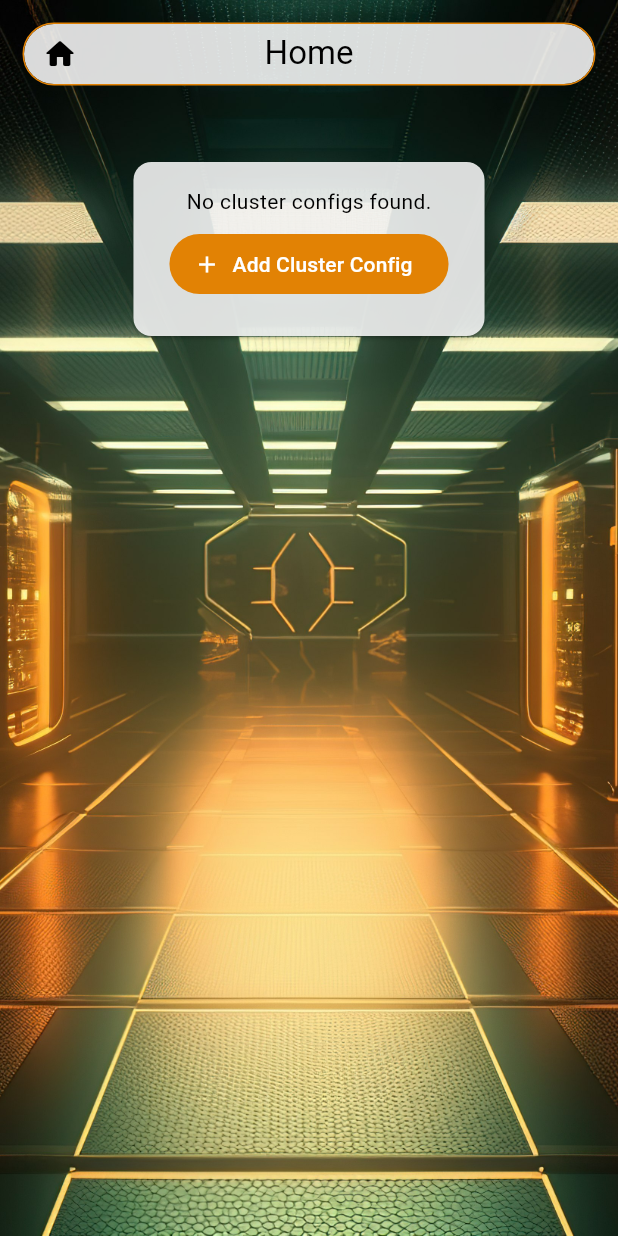
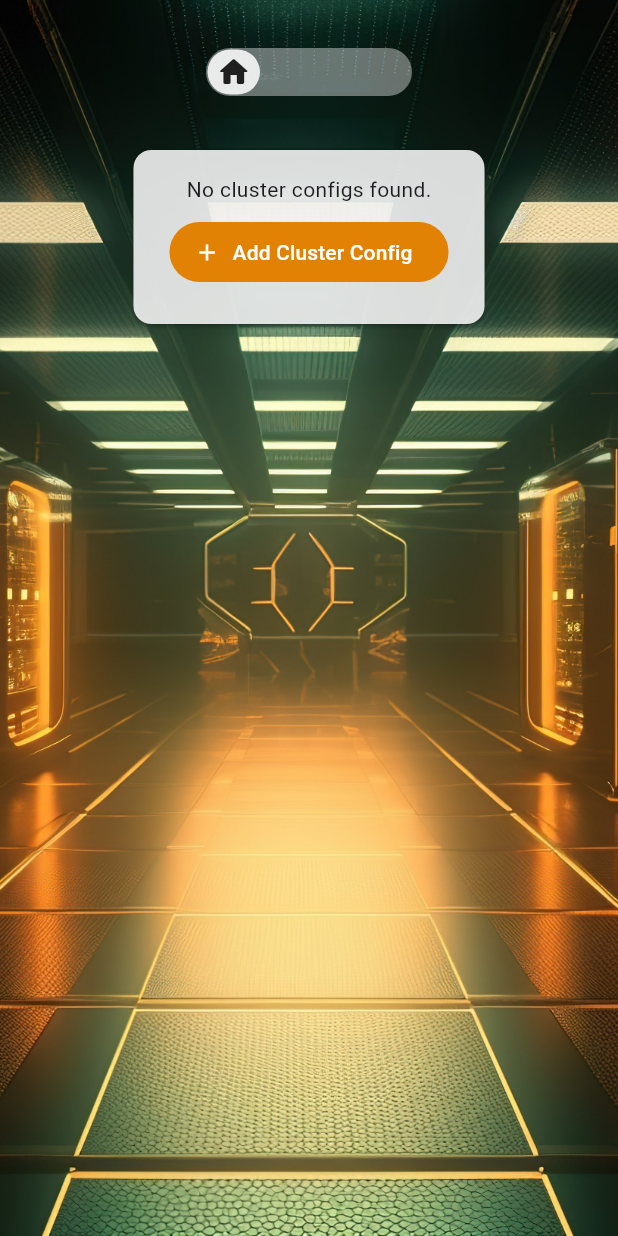
Before and after one commit to m3talsmith/herd, a Flutter app: the screen it shows after launch, after a tap on the "home" icon, on a phone screen of 412 x 824 dp. Run offline on Flutter 3.47's test engine with Material 3 defaults, Android fonts, the phone set to English and light mode, and no system bars; our stand-ins replace flutter_riverpod, google_fonts, shared_preferences, yaml; missing offline and left inert: humanizer, kuberneteslib; Roboto replaces fonts that are missing (Kanit).

Commit message:
Loads of layout related widgets

```diff
--- a/lib/app_theme_data.dart
+++ b/lib/app_theme_data.dart
@@ -1,9 +1,11 @@
 import 'package:flutter/material.dart';
+import 'package:google_fonts/google_fonts.dart';
 
-const Color primaryColor = Color.fromARGB(255, 226, 130, 4);
-const Color secondaryColor = Color.fromARGB(255, 255, 224, 183);
-const Color tertiaryColor = Color.fromARGB(255, 1, 109, 77);
+const Color primaryColor = Color.fromRGBO(226, 130, 4, 1);
+const Color secondaryColor = Color.fromRGBO(255, 224, 183, 1);
+const Color tertiaryColor = Color.fromRGBO(0, 65, 45, 1);
 const Color containerColor = Color.fromRGBO(255, 255, 255, 0.85);
+final TextTheme textTheme = GoogleFonts.kanitTextTheme();
 
 class AppThemeData {
   static ThemeData get theme => ThemeData(
@@ -40,5 +42,6 @@ class AppThemeData {
         dialogTheme: const DialogTheme(
           backgroundColor: containerColor,
         ),
+        textTheme: textTheme,
       );
 }
--- a/lib/views/config/view.dart
+++ b/lib/views/config/view.dart
@@ -25,10 +25,10 @@ class ConfigView extends ConsumerWidget {
         child: StaggeredGrid.count(
           crossAxisSpacing: 16,
           mainAxisSpacing: 16,
-          crossAxisCount: size.width ~/ 250,
+          crossAxisCount: size.width ~/ 300,
           children: contexts
               .map((e) => ScaffoldListTile(
-                    title: Text(e.name),
+                    title: e.name,
                     onTap: () => Navigator.of(context).push(
                       MaterialPageRoute(
                         builder: (context) => ConfigContextView(
--- a/lib/views/home/home.dart
+++ b/lib/views/home/home.dart
@@ -9,7 +9,9 @@ import '../config/view.dart';
 import '../shared/app/header_bar.dart';
 import '../shared/app/list_tile.dart';
 import '../shared/app/scaffold.dart';
+import '../shared/app/scaffold_action.dart';
 import '../shared/app/scaffold_container.dart';
+import '../shared/app/scaffold_page_route_builder.dart';
 
 class HomeView extends ConsumerStatefulWidget {
   const HomeView({super.key});
@@ -53,10 +55,11 @@ class _HomeViewState extends ConsumerState<HomeView> {
                           action: HeaderBarAction(
                             icon: Icons.add,
                             label: 'Add Cluster Config',
-                            onPressed: () => Navigator.push(
-                              context,
-                              MaterialPageRoute(
-                                builder: (context) => const ConfigCreate(),
+                            onPressed: () => Navigator.of(context).push(
+                              ScaffoldPageRouteBuilder(
+                                pageBuilder:
+                                    (context, animation, secondaryAnimation) =>
+                                        const ConfigCreate(),
                               ),
                             ),
                           ),
@@ -66,9 +69,7 @@ class _HomeViewState extends ConsumerState<HomeView> {
                           children: configs.valueOrNull!
                               .map(
                                 (e) => ScaffoldListTile(
-                                  title: Text(
-                                    e.name!,
-                                  ),
+                                  title: e.name!,
                                   trailing: ConfigMenu(config: e),
                                   onTap: () {
                                     final navigator = Navigator.of(context);
@@ -76,8 +77,10 @@ class _HomeViewState extends ConsumerState<HomeView> {
                                         .read(currentConfigProvider.notifier)
                                         .setConfig(e);
                                     navigator.push(
-                                      MaterialPageRoute(
-                                        builder: (context) => ConfigView(
+                                      ScaffoldPageRouteBuilder(
+                                        pageBuilder: (context, animation,
+                                                secondaryAnimation) =>
+                                            ConfigView(
                                           config: e,
                                         ),
                                       ),
--- a/lib/views/shared/app/scaffold.dart
+++ b/lib/views/shared/app/scaffold.dart
@@ -20,7 +20,6 @@ class AppScaffold extends ConsumerWidget {
   @override
   Widget build(BuildContext context, WidgetRef ref) {
     final size = MediaQuery.of(context).size;
-    const padding = 32.0;
 
     return Scaffold(
       body: Container(
@@ -40,10 +39,7 @@ class AppScaffold extends ConsumerWidget {
                 actions: actions,
                 onRefresh: onRefresh,
               ),
-              Padding(
-                padding: const EdgeInsets.all(padding),
-                child: child,
-              ),
+              child,
             ],
           ),
         ),
--- /dev/null
+++ b/lib/views/shared/app/scaffold_action.dart
@@ -0,0 +1,53 @@
+import 'package:flutter/material.dart';
+
+import 'scaffold_container.dart';
+
+class ScaffoldAction extends StatelessWidget {
+  const ScaffoldAction({
+    super.key,
+    required this.icon,
+    this.label,
+    this.onPressed,
+    this.color,
+    this.iconColor,
+    this.labelColor,
+  });
+
+  final Color? color;
+  final IconData icon;
+  final Color? iconColor;
+  final String? label;
+  final Color? labelColor;
+  final VoidCallback? onPressed;
+
+  @override
+  Widget build(BuildContext context) {
+    final fontSize = Theme.of(context).textTheme.titleLarge!.fontSize!;
+    final multiplier = fontSize * 1.5;
+    final width = label != null ? (label!.length + 1) * multiplier : multiplier;
+    final height = fontSize + 10;
+
+    return InkWell(
+      onTap: onPressed,
+      child: ScaffoldContainer(
+        width: width,
+        height: height,
+        color: color ?? Colors.transparent,
+        child: Row(
+          mainAxisAlignment: MainAxisAlignment.center,
+          crossAxisAlignment: CrossAxisAlignment.center,
+          children: [
+            Icon(icon, color: iconColor),
+            if (label != null)
+              Text(
+                label!,
+                style: Theme.of(context).textTheme.titleLarge!.copyWith(
+                      color: labelColor,
+                    ),
+              ),
+          ],
+        ),
+      ),
+    );
+  }
+}
--- a/lib/views/shared/app/scaffold_container.dart
+++ b/lib/views/shared/app/scaffold_container.dart
@@ -1,26 +1,51 @@
 import 'package:flutter/material.dart';
 
 class ScaffoldContainer extends StatelessWidget {
-  const ScaffoldContainer({super.key, this.child});
+  const ScaffoldContainer({
+    super.key,
+    this.child,
+    this.color,
+    this.borderColor,
+    this.borderRadius,
+    this.borderWidth,
+    this.padding,
+    this.margin,
+    this.height,
+    this.width,
+  });
 
   final Widget? child;
+  final Color? color;
+  final Color? borderColor;
+  final BorderRadius? borderRadius;
+  final double? borderWidth;
+  final EdgeInsets? padding;
+  final EdgeInsets? margin;
+  final double? height;
+  final double? width;
 
   @override
   Widget build(BuildContext context) {
-    return Container(
+    return Padding(
+      padding: margin ?? EdgeInsets.zero,
+      child: Container(
+        height: height,
+        width: width,
         decoration: BoxDecoration(
-        color: Theme.of(context).colorScheme.surface,
-        borderRadius: BorderRadius.circular(20.0),
+          color: color ?? Theme.of(context).colorScheme.surface,
+          borderRadius: borderRadius ?? BorderRadius.circular(20.0),
           border: Border.all(
-          color: Theme.of(context).colorScheme.primary,
+            color: borderColor ?? Colors.transparent,
+            width: borderWidth ?? 1.0,
           ),
         ),
         child: child != null
             ? Padding(
-              padding: const EdgeInsets.all(8.0),
+                padding: padding ?? EdgeInsets.zero,
                 child: child,
               )
             : const SizedBox.shrink(),
+      ),
     );
   }
 }
--- /dev/null
+++ b/lib/views/shared/app/scaffold_page_route_builder.dart
@@ -0,0 +1,19 @@
+import 'package:flutter/material.dart';
+
+class ScaffoldPageRouteBuilder extends PageRouteBuilder {
+  ScaffoldPageRouteBuilder({
+    required super.pageBuilder,
+  }) : super(
+          transitionsBuilder: (context, animation, secondaryAnimation, child) =>
+              SizeTransition(
+            sizeFactor: animation,
+            child: child,
+          ),
+        );
+
+  @override
+  Widget buildTransitions(BuildContext context, Animation<double> animation,
+      Animation<double> secondaryAnimation, Widget child) {
+    return child;
+  }
+}
--- a/lib/views/shared/app/top_bar.dart
+++ b/lib/views/shared/app/top_bar.dart
@@ -2,6 +2,9 @@ import 'package:flutter/material.dart';
 import 'package:flutter_riverpod/flutter_riverpod.dart';
 
 import '../../home/home.dart';
+import 'scaffold_action.dart';
+import 'scaffold_container.dart';
+import 'scaffold_page_route_builder.dart';
 
 class TopBarView extends ConsumerWidget {
   const TopBarView({
@@ -17,69 +20,56 @@ class TopBarView extends ConsumerWidget {
 
   @override
   Widget build(BuildContext context, WidgetRef ref) {
-    final size = MediaQuery.of(context).size;
-    const padding = 16.0;
     final navigator = Navigator.of(context);
+
     final canPop = navigator.canPop();
+    final listedActions = <Widget>[
+      if (canPop)
+        ScaffoldAction(
+          color: Theme.of(context).colorScheme.primary,
+          iconColor: Theme.of(context).colorScheme.onPrimary,
+          labelColor: Theme.of(context).colorScheme.onPrimary,
+          icon: Icons.arrow_back,
+          onPressed: () => navigator.pop(),
+        ),
+      if (actions.isNotEmpty) ...actions,
+    ];
+
     final canDisplay =
         (canPop || onRefresh != null) || title != null || actions.isNotEmpty;
+    final fontSize = Theme.of(context).textTheme.titleLarge!.fontSize!;
+
+    final width = MediaQuery.of(context).size.width;
+    final barHeight = fontSize + 10;
 
     return canDisplay
-        ? Padding(
-            padding: const EdgeInsets.all(padding),
-            child: Container(
-              width: size.width - padding,
-              height: 40,
-              decoration: BoxDecoration(
-                color: Theme.of(context).cardTheme.color,
-                borderRadius: BorderRadius.circular(20.0),
-                border: Border.all(
-                  color: Theme.of(context).colorScheme.primary,
-                  strokeAlign: BorderSide.strokeAlignOutside,
-                ),
-              ),
-              child: Stack(
-                children: [
-                  if (title != null)
-                    Positioned(
-                      top:
-                          Theme.of(context).textTheme.titleLarge!.fontSize! / 4,
-                      left: 0,
-                      right: 0,
-                      child: Text(
-                        title!,
-                        style: Theme.of(context).textTheme.titleLarge,
-                        textAlign: TextAlign.center,
-                      ),
-                    ),
-                  Positioned(
-                    top: Theme.of(context).textTheme.titleLarge!.fontSize! / 4,
-                    left: 0,
-                    right: 0,
-                    child: Row(
-                      children: [
-                        Row(
-                          mainAxisAlignment: MainAxisAlignment.end,
-                          mainAxisSize: MainAxisSize.min,
-                          children: actions,
-                        ),
+        ? ScaffoldContainer(
+            margin: const EdgeInsets.all(32.0),
+            height: barHeight,
+            width: width / 3,
+            color: Theme.of(context).colorScheme.surface.withAlpha(100),
+            child: Row(
+              // mainAxisAlignment: MainAxisAlignment.spaceBetween,
+              children: [
+                ScaffoldContainer(
+                  height: barHeight,
+                  borderRadius: BorderRadius.circular(20),
+                  child: Row(
+                    mainAxisSize: MainAxisSize.max,
+                    children: [
+                      if (listedActions.isNotEmpty) ...[
+                        ...listedActions,
+                        SizedBox(width: fontSize * 0.5),
                       ],
-                    ),
-                  ),
-                  Row(
-                    children: [
-                      if (canPop)
-                        IconButton(
-                          onPressed: () => navigator.pop(),
-                          icon: const Icon(Icons.arrow_back),
-                        ),
-                      IconButton(
+                      ScaffoldAction(
+                        icon: Icons.home_rounded,
                         onPressed: () => Navigator.of(context).pushReplacement(
-                          MaterialPageRoute(
-                            builder: (context) => const HomeView(),
+                          ScaffoldPageRouteBuilder(
+                            pageBuilder:
+                                (context, animation, secondaryAnimation) =>
+                                    const HomeView(),
                           ),
                         ),
-                        icon: const Icon(Icons.home_rounded),
                       ),
                       // if (onRefresh != null)
                       //   IconButton(
@@ -88,8 +78,28 @@ class TopBarView extends ConsumerWidget {
                       //   ),
                     ],
                   ),
+                ),
+                if (title != null && width > 600) ...[
+                  const Spacer(),
+                  ScaffoldContainer(
+                    height: barHeight,
+                    padding: EdgeInsets.only(
+                      right: fontSize * 0.5,
+                    ),
+                    color: Colors.transparent,
+                    child: Text(
+                      title!,
+                      style: Theme.of(context).textTheme.titleLarge!.copyWith(
+                            color: Theme.of(context)
+                                .colorScheme
+                                .onPrimary
+                                .withAlpha(150),
+                          ),
+                      textAlign: TextAlign.right,
+                    ),
+                  ),
                 ],
-              ),
+              ],
             ),
           )
         : const SizedBox.shrink();
--- a/pubspec.yaml
+++ b/pubspec.yaml
@@ -60,6 +60,7 @@ dependencies:
   sqlite3_flutter_libs: ^0.5.28
   sqflite_common_ffi_web: ^0.4.5+4
   sqflite: ^2.4.1
+  google_fonts: ^6.2.1
 
 dev_dependencies:
   flutter_test:
```
Also changed, not shown: lib/views/config_context/config_context.dart (+13 -20 lines), lib/views/shared/app/header_bar.dart (+23 -15 lines), lib/views/shared/app/list_tile.dart (+30 -3 lines), pubspec.lock, 1 other file. Lines whose indentation alone changed are shown as unchanged.
